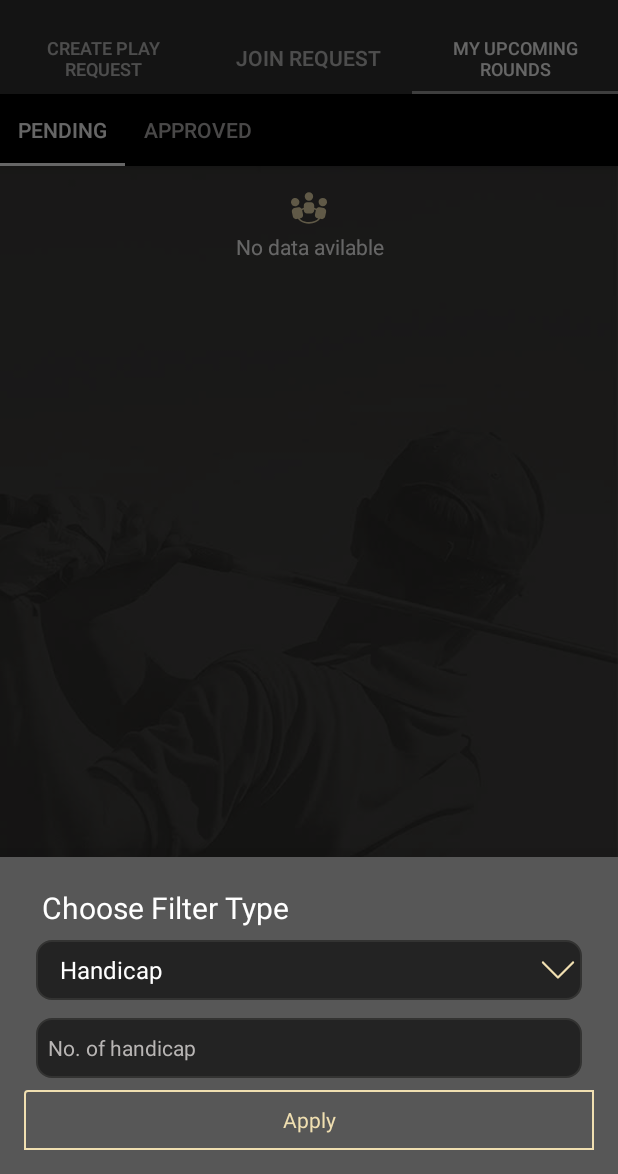
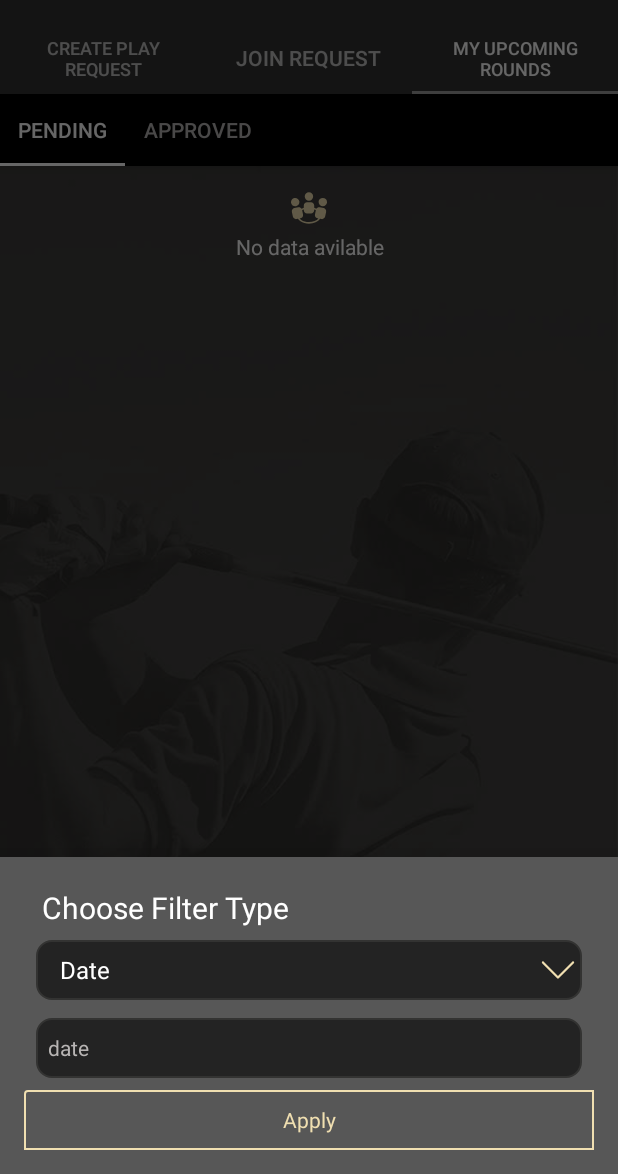
Before and after one commit to vipulm124/Golf-budz-android, an Android app: the fragment FilterRequestFragment placed in its activity, after a tap on "Apply", on a phone screen of 412 x 824 dp, the part 62-1236 px from its top. Run offline under Robolectric (Android 15) with nearby library versions, the phone set to English and light mode, and no system bars; our stand-ins replace ButterKnife, Firebase (no records; nobody signed in at launch, a user with empty details on screens opened directly), Picasso; libraries missing offline, so code that uses them is left out: com.wdullaer.materialdatetimepicker, de.greenrobot.event, org.adw.library; pictures from the network do not load; 6 statements that could not run were skipped.

Commit message:
My feature is ready

```diff
--- a/app/build.gradle
+++ b/app/build.gradle
@@ -50,7 +50,7 @@ dependencies {
     compile 'com.android.support:percent:25.3.1'
     compile 'com.google.android.gms:play-services-plus:10.0.1'
     compile 'com.google.android.gms:play-services-auth:10.0.1'
-    compile 'com.facebook.android:facebook-android-sdk:[4,5)'
+//    compile 'com.facebook.android:facebook-android-sdk:[4,5)'
     compile 'com.squareup.retrofit2:retrofit:2.1.0'
     compile 'com.squareup.retrofit2:converter-gson:2.1.0'
     compile 'org.parceler:parceler-api:1.1.5'
--- a/app/src/main/java/com/adcoretechnologies/golfbudz/blog/BLogActivity.java
+++ b/app/src/main/java/com/adcoretechnologies/golfbudz/blog/BLogActivity.java
@@ -69,10 +69,11 @@ public class BLogActivity extends BaseActivity {
     IApiService apiService;
 
     public void fillData() {
+        String blogId = "1";
         if (apiService == null)
             apiService = APIHelper.getAppServiceMethod();
         fragmentLoader.setDataLoading("Please wait...");
-        Call<PojoBlog> call = apiService.getAllBlogs();
+        Call<PojoBlog> call = apiService.getAllBlogs(blogId);
         call.enqueue(new Callback<PojoBlog>() {
             @Override
             public void onResponse(Call<PojoBlog> call, Response<PojoBlog> response) {
--- a/app/src/main/java/com/adcoretechnologies/golfbudz/blog/OnCourseActivity.java
+++ b/app/src/main/java/com/adcoretechnologies/golfbudz/blog/OnCourseActivity.java
@@ -73,10 +73,11 @@ public class OnCourseActivity extends BaseActivity {
     IApiService apiService;
 
     public void fillData() {
+        String blogId = "2";
         if (apiService == null)
             apiService = APIHelper.getAppServiceMethod();
         fragmentLoader.setDataLoading("Please wait...");
-        Call<PojoBlog> call = apiService.getAllBlogs();
+        Call<PojoBlog> call = apiService.getAllBlogs(blogId);
         call.enqueue(new Callback<PojoBlog>() {
             @Override
             public void onResponse(Call<PojoBlog> call, Response<PojoBlog> response) {
--- a/app/src/main/java/com/adcoretechnologies/golfbudz/friends/MyFriendAdapter.java
+++ b/app/src/main/java/com/adcoretechnologies/golfbudz/friends/MyFriendAdapter.java
@@ -55,7 +55,7 @@ public class MyFriendAdapter extends
     public void onBindViewHolder(final MyFriendAdapter.ViewHolder holder, final int position) {
         final BoFriend item = getItem(position);
 
-        Log.e("allow pic",allItems.get(position).getProfileImage()+"");
+//        Log.e("allow pic",allItems.get(position).getRefId()+"");
 
         holder.tvName.setText(item.getFirstName() +" "+item.getLastName());
 
--- a/app/src/main/java/com/adcoretechnologies/golfbudz/home/MainActivity.java
+++ b/app/src/main/java/com/adcoretechnologies/golfbudz/home/MainActivity.java
@@ -26,6 +26,7 @@ import com.adcoretechnologies.golfbudz.auth.login.LoginActivity;
 import com.adcoretechnologies.golfbudz.auth.profile.EditProfileActivity;
 import com.adcoretechnologies.golfbudz.auth.profile.ProfileActivity;
 import com.adcoretechnologies.golfbudz.blog.BLogActivity;
+import com.adcoretechnologies.golfbudz.blog.OnCourseActivity;
 import com.adcoretechnologies.golfbudz.chat.MyChatActivity;
 import com.adcoretechnologies.golfbudz.club.MyClubActivity;
 import com.adcoretechnologies.golfbudz.core.base.BaseActivity;
@@ -514,7 +515,7 @@ public class MainActivity extends BaseActivity
             Common.shareApp(this);
 
         } else if (id == R.id.nav_oncourse) {
-            startActivity(new Intent(MainActivity.this, BLogActivity.class));
+            startActivity(new Intent(MainActivity.this, OnCourseActivity.class));
 
         } else if (id == R.id.nav_daledgolfchat) {
             startActivity(new Intent(MainActivity.this, BLogActivity.class));
--- a/app/src/main/java/com/adcoretechnologies/golfbudz/playrequest/FilterRequestFragment.java
+++ b/app/src/main/java/com/adcoretechnologies/golfbudz/playrequest/FilterRequestFragment.java
@@ -1,5 +1,6 @@
 package com.adcoretechnologies.golfbudz.playrequest;
 
+import android.graphics.Color;
 import android.os.Bundle;
 import android.support.annotation.Nullable;
 import android.support.design.widget.BottomSheetDialogFragment;
@@ -24,8 +25,12 @@ import com.adcoretechnologies.golfbudz.utils.Common;
 import com.adcoretechnologies.golfbudz.utils.Const;
 import com.adcoretechnologies.golfbudz.utils.api.APIHelper;
 import com.adcoretechnologies.golfbudz.utils.api.IApiService;
+import com.wdullaer.materialdatetimepicker.date.DatePickerDialog;
+import com.wdullaer.materialdatetimepicker.time.RadialPickerLayout;
+import com.wdullaer.materialdatetimepicker.time.TimePickerDialog;
 
 import java.util.ArrayList;
+import java.util.Calendar;
 import java.util.List;
 
 import butterknife.BindView;
@@ -40,7 +45,7 @@ import retrofit2.Response;
  * Created by Adcore on 4/20/2017.
  */
 
-public class FilterRequestFragment extends BottomSheetDialogFragment {
+public class FilterRequestFragment extends BottomSheetDialogFragment implements DatePickerDialog.OnDateSetListener{
 
     @BindView(R.id.spType)
     Spinner spType;
@@ -60,6 +65,8 @@ public class FilterRequestFragment extends BottomSheetDialogFragment {
     String status = "", fromDate = "", toDate = "";
     @BindView(R.id.etNohandicap)
     EditText etNohandicap;
+    @BindView(R.id.etDate)
+    EditText etDate;
     @BindView(R.id.rlAffiliate)
     RelativeLayout rlAffiliate;
     @BindView(R.id.rlRegion)
@@ -70,6 +77,8 @@ public class FilterRequestFragment extends BottomSheetDialogFragment {
     RelativeLayout rlProfession;
     @BindView(R.id.rlClub)
     RelativeLayout rlClub;
+    DatePickerDialog datePickerDialog;
+    int Year, Month, Day;
 
     public static FilterRequestFragment getInstance() {
         return new FilterRequestFragment();
@@ -97,9 +106,28 @@ public class FilterRequestFragment extends BottomSheetDialogFragment {
         getVenues();
     }
 
+    @OnClick(R.id.etDate)
+    public void addDateForFilter()
+    {
+        datePickerDialog = DatePickerDialog.newInstance(this, Year, Month, Day);
+        datePickerDialog.setThemeDark(false);
+        datePickerDialog.showYearPickerFirst(false);
+        datePickerDialog.setAccentColor(Color.parseColor("#009688"));
+        datePickerDialog.setTitle("Select Date From Golfing Budz");
+        final Calendar c = Calendar.getInstance();
+        datePickerDialog.show(getActivity().getFragmentManager(), "DatePickerDialogto");
+        datePickerDialog.setMinDate(c);
+    }
+
     @OnClick(R.id.btnApply)
     public void filterApply() {
 
+        if (selTpe.equals("Date")) {
+            String selValue = etDate.getText().toString();
+            if (TextUtils.isEmpty(selValue)) {
+                Toast.makeText(getActivity(), "Please the date", Toast.LENGTH_SHORT).show();
+                return;
+            }}else
         if (selTpe.equals("Handicap")) {
             String selValue=etNohandicap.getText().toString();
         if (TextUtils.isEmpty(selValue)) {
@@ -273,6 +301,7 @@ public class FilterRequestFragment extends BottomSheetDialogFragment {
 
     private void setFilterType() {
         final List<String> typeList = new ArrayList<>();
+        typeList.add("Date");
         typeList.add("Handicap");
         typeList.add("Affiliated");
         typeList.add("Region");
@@ -286,7 +315,17 @@ public class FilterRequestFragment extends BottomSheetDialogFragment {
             @Override
             public void onItemSelected(AdapterView<?> parent, View view, int position, long id) {
                 selTpe = typeList.get(position);
-                if (selTpe.equals("Handicap")) {
+                if (selTpe.equals("Date")){
+                    etDate.setVisibility(View.VISIBLE);
+                    etNohandicap.setVisibility(View.GONE);
+                    rlAffiliate.setVisibility(View.GONE);
+                    rlRegion.setVisibility(View.GONE);
+                    rlIndustry.setVisibility(View.GONE);
+                    rlProfession.setVisibility(View.GONE);
+                    rlClub.setVisibility(View.GONE);
+                }
+              else  if (selTpe.equals("Handicap")) {
+                    etDate.setVisibility(View.GONE);
                     etNohandicap.setVisibility(View.VISIBLE);
                     rlAffiliate.setVisibility(View.GONE);
                     rlRegion.setVisibility(View.GONE);
@@ -296,6 +335,7 @@ public class FilterRequestFragment extends BottomSheetDialogFragment {
 
                 }else  if (selTpe.equals("Affiliated")) {
                     etNohandicap.setText("");
+                    etDate.setVisibility(View.GONE);
                     etNohandicap.setVisibility(View.GONE);
                     rlAffiliate.setVisibility(View.VISIBLE);
                     rlRegion.setVisibility(View.GONE);
@@ -305,6 +345,7 @@ public class FilterRequestFragment extends BottomSheetDialogFragment {
 
                 }else  if (selTpe.equals("Region")) {
                     etNohandicap.setText("");
+                    etDate.setVisibility(View.GONE);
                     etNohandicap.setVisibility(View.GONE);
                     rlAffiliate.setVisibility(View.GONE);
                     rlRegion.setVisibility(View.VISIBLE);
@@ -315,6 +356,7 @@ public class FilterRequestFragment extends BottomSheetDialogFragment {
                 }
                 else  if (selTpe.equals("Golf course")) {
                     etNohandicap.setText("");
+                    etDate.setVisibility(View.GONE);
                     etNohandicap.setVisibility(View.GONE);
                     rlAffiliate.setVisibility(View.GONE);
                     rlRegion.setVisibility(View.GONE);
@@ -325,6 +367,7 @@ public class FilterRequestFragment extends BottomSheetDialogFragment {
                 }
                 else  if (selTpe.equals("Industry")) {
                     etNohandicap.setText("");
+                    etDate.setVisibility(View.GONE);
                     etNohandicap.setVisibility(View.GONE);
                     rlAffiliate.setVisibility(View.GONE);
                     rlRegion.setVisibility(View.GONE);
@@ -335,6 +378,7 @@ public class FilterRequestFragment extends BottomSheetDialogFragment {
                 }
                 else  if (selTpe.equals("Profession")) {
                     etNohandicap.setText("");
+                    etDate.setVisibility(View.GONE);
                     etNohandicap.setVisibility(View.GONE);
                     rlAffiliate.setVisibility(View.GONE);
                     rlRegion.setVisibility(View.GONE);
@@ -426,4 +470,10 @@ public class FilterRequestFragment extends BottomSheetDialogFragment {
     }
 
 
+    @Override
+    public void onDateSet(DatePickerDialog view, int year, int month, int day) {
+
+        String date = day + "-" + (month + 1) + "-" + year;
+        etDate.setText(date);
+    }
 }
--- a/app/src/main/java/com/adcoretechnologies/golfbudz/playrequest/JoinFragment.java
+++ b/app/src/main/java/com/adcoretechnologies/golfbudz/playrequest/JoinFragment.java
@@ -120,6 +120,7 @@ public class JoinFragment extends BaseFragment {
         recyclerView.setHasFixedSize(true);
         recyclerView.setAdapter(adapter);
         updateViews(allItems.size());
+        Log.e("all items",allItems.size()+"");
         fillData();
         etSearch.setOnEditorActionListener(new TextView.OnEditorActionListener() {
             @Override
@@ -142,6 +143,7 @@ public class JoinFragment extends BaseFragment {
 
     public void fillData() {
         String userId = Pref.Read(getActivity(), Const.PREF_USER_ID);
+        Log.e("user id",userId);
         if (apiService == null)
             apiService = APIHelper.getAppServiceMethod();
         Call<PojoPlay> call = apiService.getAllPlayReq(userId);
@@ -154,6 +156,7 @@ public class JoinFragment extends BaseFragment {
                     if (pojo.getStatus() == Const.STATUS_SUCCESS) {
                         //toast(pojo.getMessage());
                         bindData(pojo.getAllItems());
+                        Log.e("user",pojo.getAllItems().size()+"");
                         // updateCategories(position);
 
                     } else if (pojo.getStatus() == Const.STATUS_FAILED) {
@@ -198,6 +201,7 @@ public class JoinFragment extends BaseFragment {
         recyclerView.setAdapter(adapter);
         adapter.notifyDataSetChanged();
         updateViews(allItems.size());
+        Log.e("all items bind",allItems.size()+"");
     }
 
     public void onSearch(String text) {
@@ -290,6 +294,7 @@ public class JoinFragment extends BaseFragment {
                 hideDialog();
                 if (response.isSuccessful()) {
                     PojoPlay pojo = response.body();
+
                     if (pojo.getStatus() == Const.STATUS_SUCCESS) {
                         //toast(pojo.getMessage());
                         bindData(pojo.getAllItems());
--- a/app/src/main/java/com/adcoretechnologies/golfbudz/playrequest/adapter/AdapterJoinPlayRequest.java
+++ b/app/src/main/java/com/adcoretechnologies/golfbudz/playrequest/adapter/AdapterJoinPlayRequest.java
@@ -61,27 +61,19 @@ public class AdapterJoinPlayRequest extends
         holder.tvName.setText(item.getUserName());
         Common.showRoundImage(context, holder.ivPic, item.getUserImgUrl());
         holder.tvDesc.setText(item.getRequestInfo());
+        holder.joinDate.setText(item.getDay());
+        holder.teaOffTime.setText(item.getTeeOffTime());
+        holder.golfRegion.setText(item.getLocations());
+        holder.golfClub.setText(item.getGolfClub()
+        );
         holder.llJoinRequest.setOnClickListener(new View.OnClickListener() {
             @Override
             public void onClick(View v) {
                 EventBus.getDefault().post(new BoEventData(BoEventData.EVENT_PLAY_REQ_CLICK,position,"",item));
             }
         });
-
-
-
-//        UpdateView("Pair up",position);
-
     }
 
-//    public static void UpdateView(String s,int position)
-//    {
-//        allItems.get(position).setPairtext(s);
-//        ViewHolder.pairJoin.setText(allItems.get(position).getPairtext());
-//        Log.e("text",allItems.get(position).getPairtext() + "" + position);
-//        Log.e("text at ",ViewHolder.pairJoin.getText().toString());
-//
-//    }
 
     @Override
     public int getItemCount() {
@@ -121,6 +113,15 @@ public class AdapterJoinPlayRequest extends
         ImageView ivPic;
         @BindView(R.id.pair_up_join_request)
          TextView pairJoin;
+        @BindView(R.id.tvDateJoin)
+        TextView joinDate;
+        @BindView(R.id.tvTeaOff)
+        TextView teaOffTime;
+        @BindView(R.id.tvRegion)
+        TextView golfRegion;
+        @BindView(R.id.tvGolfClub)
+        TextView golfClub;
+
         ViewHolder(View view) {
             super(view);
             ButterKnife.bind(this, view);
--- a/app/src/main/java/com/adcoretechnologies/golfbudz/utils/api/IApiService.java
+++ b/app/src/main/java/com/adcoretechnologies/golfbudz/utils/api/IApiService.java
@@ -91,8 +91,12 @@ public interface IApiService {
     Call<PojoUser> createGroup(@Field("userName") String userName, @Field("title") String title, @Field("description") String description,
                                @Field("category") String category, @Field("operatingHours") String operatingHours, @Field("image") String image, @Field("video") String video, @Field("userId") String userId, @Field("friendId") String friendId);
 
-    @GET("blogs")
-    Call<PojoBlog> getAllBlogs();
+//    @GET("blogs")
+//    Call<PojoBlog> getAllBlogs();
+//    getBlog?blogtype=1
+
+  @GET("getBlog?blogtype{blogid}")
+    Call<PojoBlog> getAllBlogs(@Path("blogId") String blogId);
 
     @FormUrlEncoded
     @POST("posts")
--- a/app/src/main/res/layout/bottomsheet_request.xml
+++ b/app/src/main/res/layout/bottomsheet_request.xml
@@ -37,6 +37,15 @@
             style="@style/SpinnerTheme"
             android:inputType="number"
             android:hint="No. of handicap" />
+
+        <EditText
+            android:id="@+id/etDate"
+            style="@style/AppTheme.EditText"
+            android:layout_alignParentRight="true"
+            android:layout_centerVertical="true"
+            android:focusable="false"
+            android:hint="date"/>
+
 
         <RelativeLayout
             android:id="@+id/rlAffiliate"
```
Also changed, not shown: app/src/main/java/com/adcoretechnologies/golfbudz/auth/login/LoginActivity.java (+76 -88 lines), app/src/main/java/com/adcoretechnologies/golfbudz/friends/BoFriend.java (+11 -0 lines), app/src/main/java/com/adcoretechnologies/golfbudz/friends/MyFriendActivity.java (+7 -0 lines), app/src/main/res/layout/activity_login.xml (+7 -7 lines), app/src/main/res/layout/list_item_joinplayrequest.xml (+30 -1 lines).
